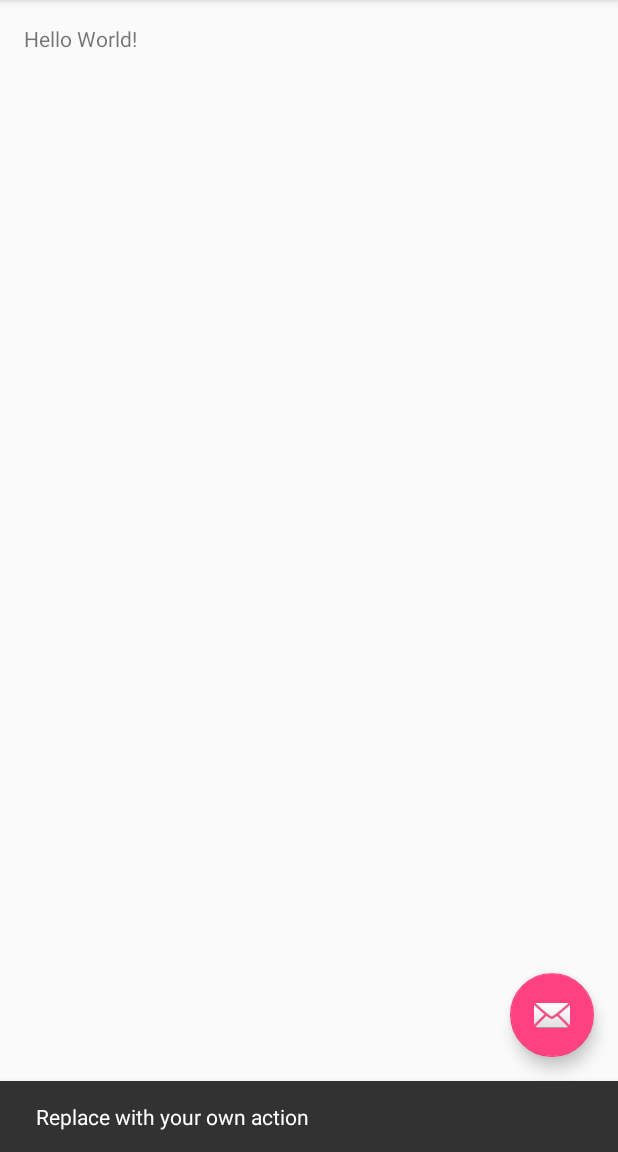
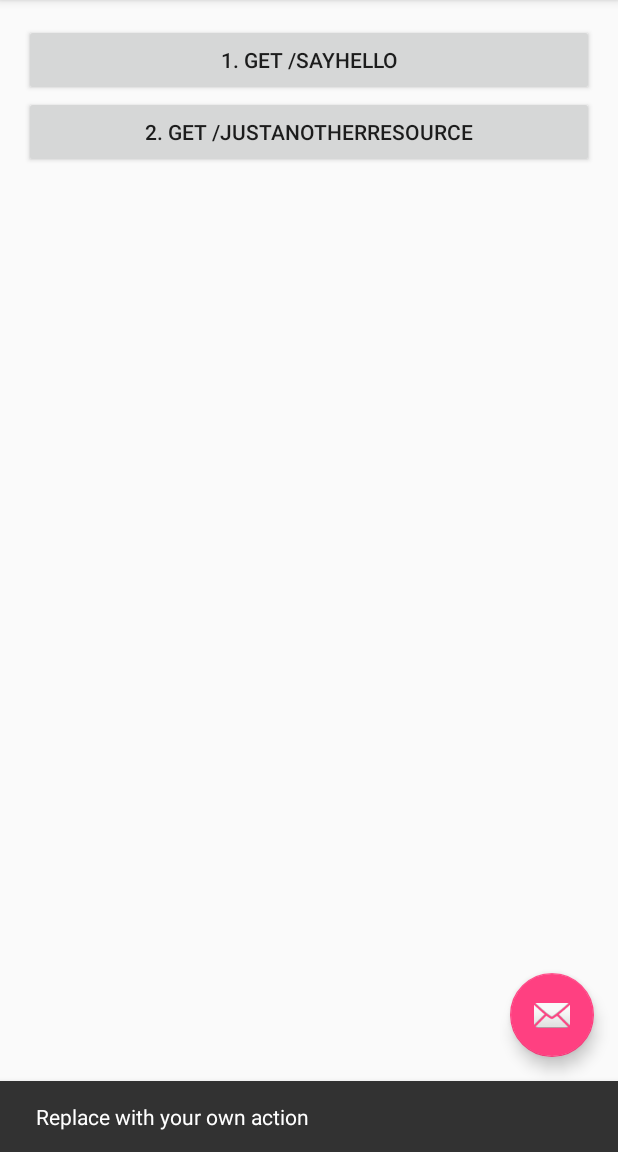
Before and after one commit to OProtalk/Protalk, an Android app: the screen it shows after launch (MainActivity), after a tap on an icon or button, on a phone screen of 412 x 824 dp, the part 84-1236 px from its top. Run offline under Robolectric (Android 15) with nearby library versions, the phone set to English and light mode, and no system bars; libraries missing offline, so code that uses them is left out: org.eclipse.californium.

Commit message:
established a basic communication between the server and the client

```diff
--- a/CoAP-Client-1/app/src/main/AndroidManifest.xml
+++ b/CoAP-Client-1/app/src/main/AndroidManifest.xml
@@ -1,6 +1,9 @@
 <?xml version="1.0" encoding="utf-8"?>
 <manifest xmlns:android="http://schemas.android.com/apk/res/android"
     package="com.protalk.coap_client_1">
+
+    <uses-permission android:name="android.permission.INTERNET"/>
+    <uses-permission android:name="android.permission.WRITE_EXTERNAL_STORAGE"/>
 
     <application
         android:allowBackup="true"
--- a/CoAP-Client-1/app/src/main/res/layout/content_main.xml
+++ b/CoAP-Client-1/app/src/main/res/layout/content_main.xml
@@ -12,8 +12,17 @@
     tools:context="com.protalk.coap_client_1.MainActivity"
     tools:showIn="@layout/activity_main">
 
-    <TextView
-        android:layout_width="wrap_content"
+    <Button
+        android:id="@+id/btn1"
+        android:layout_width="match_parent"
         android:layout_height="wrap_content"
-        android:text="Hello World!" />
+        android:text="1. GET /SayHello"/>
+    <Button
+        android:id="@+id/btn2"
+        android:layout_width="match_parent"
+        android:layout_height="wrap_content"
+        android:text="2. GET /JustAnotherResource"
+        android:layout_below="@+id/btn1"
+        android:layout_alignParentStart="true" />
+
 </RelativeLayout>
--- a/ServerCoapRd/src/main/java/com/protalk/rd/resources/AnotherResource.java
+++ b/ServerCoapRd/src/main/java/com/protalk/rd/resources/AnotherResource.java
@@ -7,7 +7,7 @@ import org.eclipse.californium.core.server.resources.*;
 // immature
 public class AnotherResource extends CoapResource {
 	public AnotherResource() {
-		super("JustAnotherResouce"); // 리소스 이름 설정한다. 이 자원에 대한 주소는 이런 식이 될 것이다. coap://[2005::ba27:ebff:fe3c:ba5a]:5683/SayHello
+		super("JustAnotherResource"); // 리소스 이름 설정한다. 이 자원에 대한 주소는 이런 식이 될 것이다. coap://[2005::ba27:ebff:fe3c:ba5a]:5683/SayHello
 	} // func
 
 	@Override
```
Also changed, not shown: CoAP-Client-1/app/build.gradle (+9 -1 lines), CoAP-Client-1/app/src/main/java/com/protalk/coap_client_1/MainActivity.java (+42 -0 lines), 2 other files.
